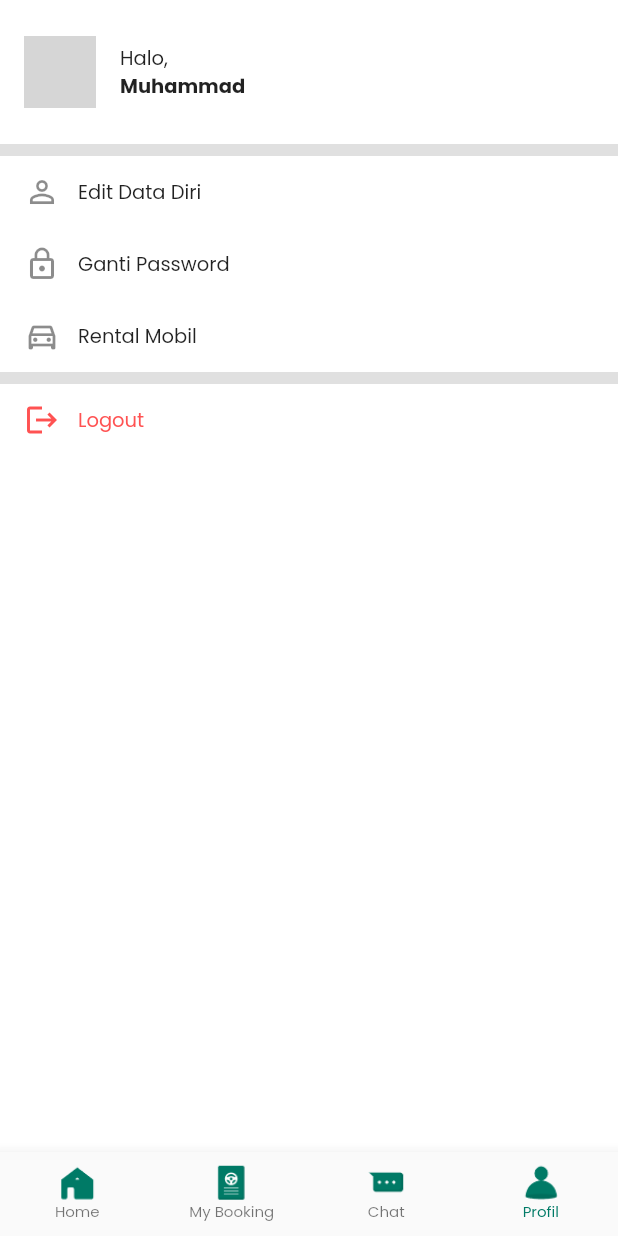
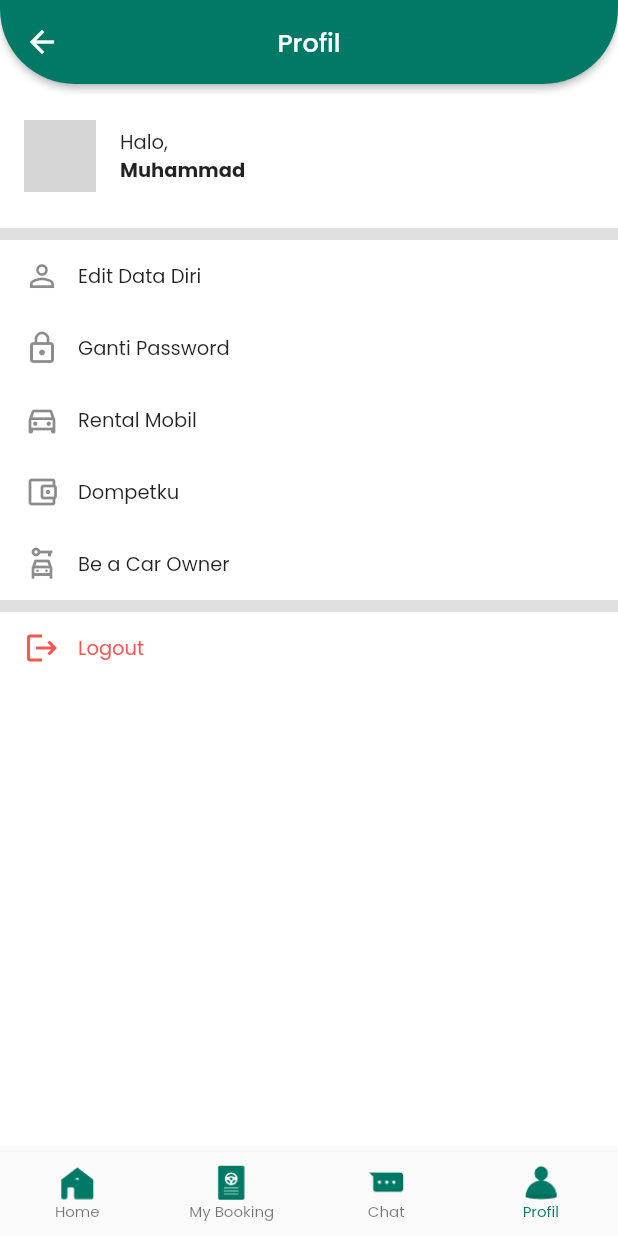
Before and after one commit to rikzanx/rentalku-mobile, a Flutter app: the DashboardPage screen opened by its route, swiped to page 4, on a phone screen of 412 x 824 dp. Run offline on Flutter 3.47's test engine with Material 2 defaults, Android fonts, the phone set to English and light mode, and no system bars; our stand-ins replace google_fonts; network calls fail; grey boxes are pictures that could not be loaded.

Commit message:
revertable appbar

```diff
--- a/lib/pages/dashboard/profil_page.dart
+++ b/lib/pages/dashboard/profil_page.dart
@@ -10,6 +10,17 @@ class DashboardProfilPage extends StatelessWidget {
     return SingleChildScrollView(
       child: Column(
         children: [
+          AppBar(
+            title: Text("Profil"),
+            centerTitle: true,
+            shape: RoundedRectangleBorder(
+              borderRadius: BorderRadius.only(
+                bottomLeft: Radius.circular(50),
+                bottomRight: Radius.circular(50),
+              ),
+            ),
+            elevation: 2,
+          ),
           SizedBox(height: 24),
           Row(
             children: [
@@ -80,6 +91,26 @@ class DashboardProfilPage extends StatelessWidget {
             ),
             onTap: () {},
           ),
+          ListTile(
+            leading: Icon(Icons.account_balance_wallet_outlined),
+            visualDensity: VisualDensity.compact,
+            horizontalTitleGap: 0,
+            title: Text(
+              'Dompetku',
+              style: GoogleFonts.poppins(fontSize: 13),
+            ),
+            onTap: () {},
+          ),
+          ListTile(
+            leading: Icon(Icons.car_rental_outlined),
+            visualDensity: VisualDensity.compact,
+            horizontalTitleGap: 0,
+            title: Text(
+              'Be a Car Owner',
+              style: GoogleFonts.poppins(fontSize: 13),
+            ),
+            onTap: () {},
+          ),
           Container(
             height: 8,
             color: Colors.grey[300],
--- a/lib/pages/dashboard_page.dart
+++ b/lib/pages/dashboard_page.dart
@@ -1,7 +1,9 @@
 import 'package:flutter/material.dart';
 import 'package:google_fonts/google_fonts.dart';
 import 'package:provider/provider.dart';
+import 'package:rentalku/pages/dashboard/chat_page.dart';
 import 'package:rentalku/pages/dashboard/home_page.dart';
+import 'package:rentalku/pages/dashboard/my_booking_page.dart';
 import 'package:rentalku/pages/dashboard/profil_page.dart';
 import 'package:rentalku/providers/dashboard_provider.dart';
 import 'package:rentalku/commons/colors.dart';
@@ -24,8 +26,8 @@ class DashboardPage extends StatelessWidget {
             controller: controller,
             children: [
               DashboardHomePage(),
-              Center(child: Text("MyBooking")),
-              Center(child: Text("Chat")),
+              DashboardMyBookingPage(),
+              DashboardChatPage(),
               DashboardProfilPage(),
             ],
             onPageChanged: (index) => dashboard.bottomNavIndex = index,
--- a/lib/providers/dashboard_provider.dart
+++ b/lib/providers/dashboard_provider.dart
@@ -2,10 +2,28 @@ import 'package:flutter/material.dart';
 
 class DashboardProvider extends ChangeNotifier{
   int _bottomNavIndex = 0;
+  String? _titleAppBar;
 
   int get bottomNavIndex => _bottomNavIndex;
   set bottomNavIndex(int bottomNavIndex){
     this._bottomNavIndex = bottomNavIndex;
+    switch(bottomNavIndex){
+      case 1:
+        _titleAppBar = "My Booking";
+        break;
+      case 2:
+        _titleAppBar = "Chat";
+        break;
+      case 3:
+        _titleAppBar = "Profil";
+        break;
+      default:
+        _titleAppBar = null;
+        break;
+    }
+
     notifyListeners();
   }
+
+  String? get titleAppBar => _titleAppBar;
 }
```
Also changed, not shown: lib/pages/dashboard/chat_page.dart (added, +26 -0 lines), lib/pages/dashboard/my_booking_page.dart (added, +26 -0 lines).
